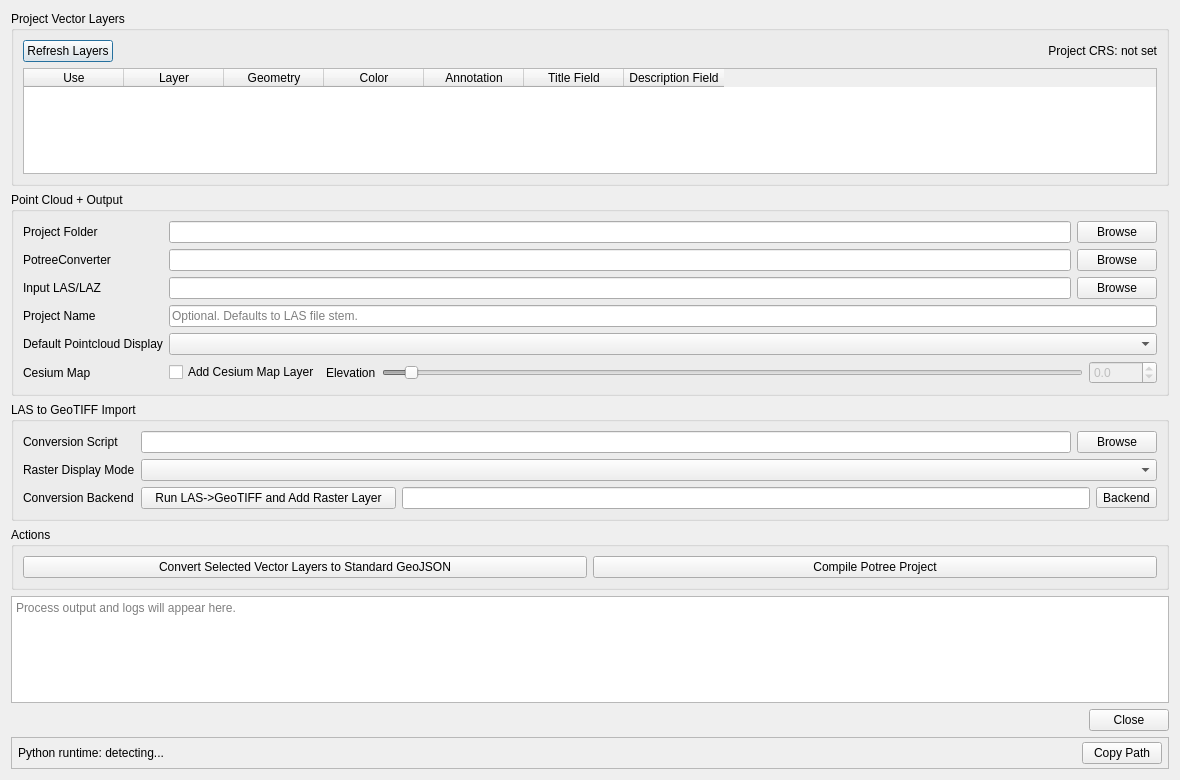
ThomasFarmer/PotreeCraft, file qgis_plugin/potreecraft_dialog_base.ui: the form before one commit.
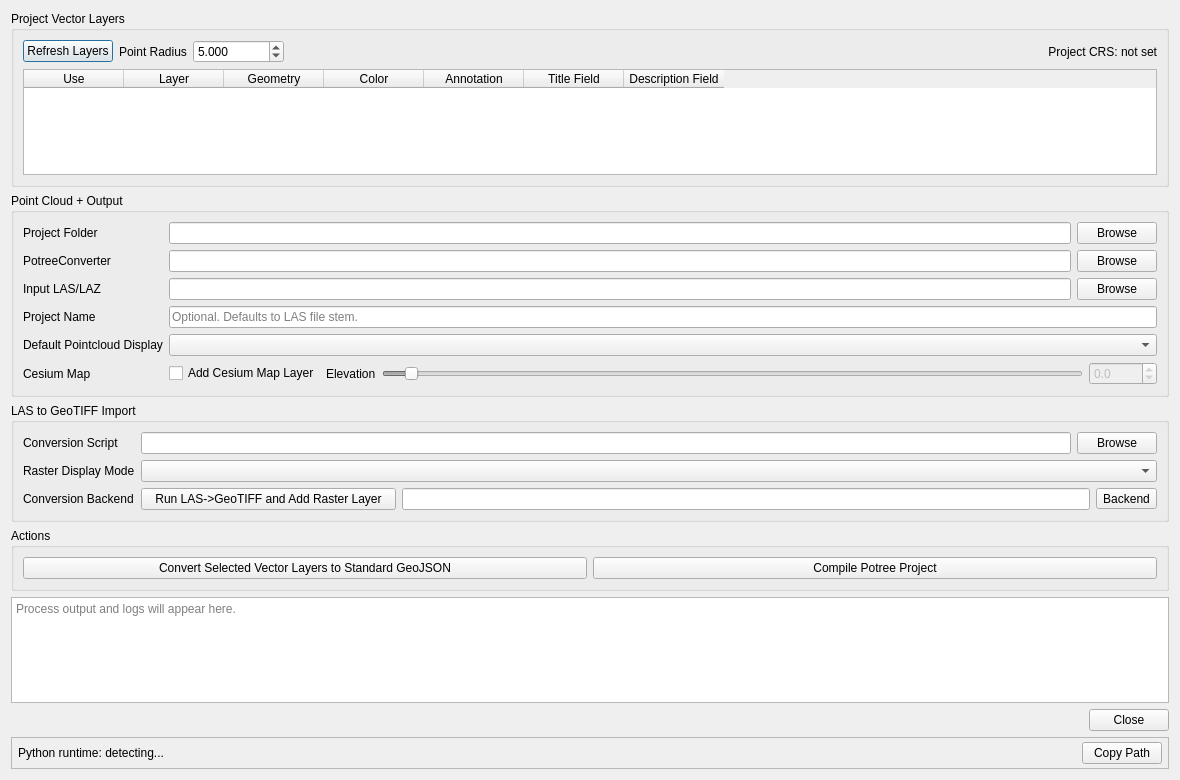
The form after the commit.

What changed in the file:
```diff
--- a/qgis_plugin/potreecraft_dialog_base.ui
+++ b/qgis_plugin/potreecraft_dialog_base.ui
@@ -29,6 +29,32 @@
           </property>
          </widget>
         </item>
+        <item>
+         <widget class="QLabel" name="point_radius_label">
+          <property name="text">
+           <string>Point Radius</string>
+          </property>
+         </widget>
+        </item>
+        <item>
+         <widget class="QDoubleSpinBox" name="point_radius_spinbox">
+          <property name="decimals">
+           <number>3</number>
+          </property>
+          <property name="minimum">
+           <double>0.001000000000000</double>
+          </property>
+          <property name="maximum">
+           <double>1000000.000000000000000</double>
+          </property>
+          <property name="singleStep">
+           <double>0.500000000000000</double>
+          </property>
+          <property name="value">
+           <double>5.000000000000000</double>
+          </property>
+         </widget>
+        </item>
        <item>
         <spacer name="horizontalSpacer_layers">
           <property name="orientation">
```
Left out of the diff: 2 changed lines with no effect on the pictures.
